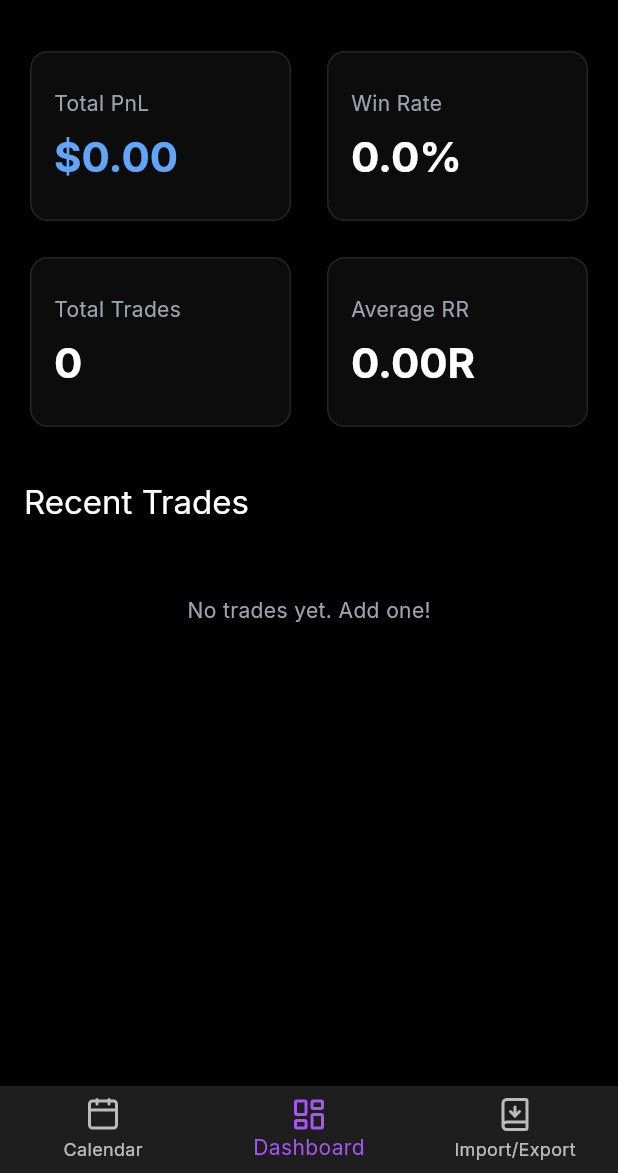
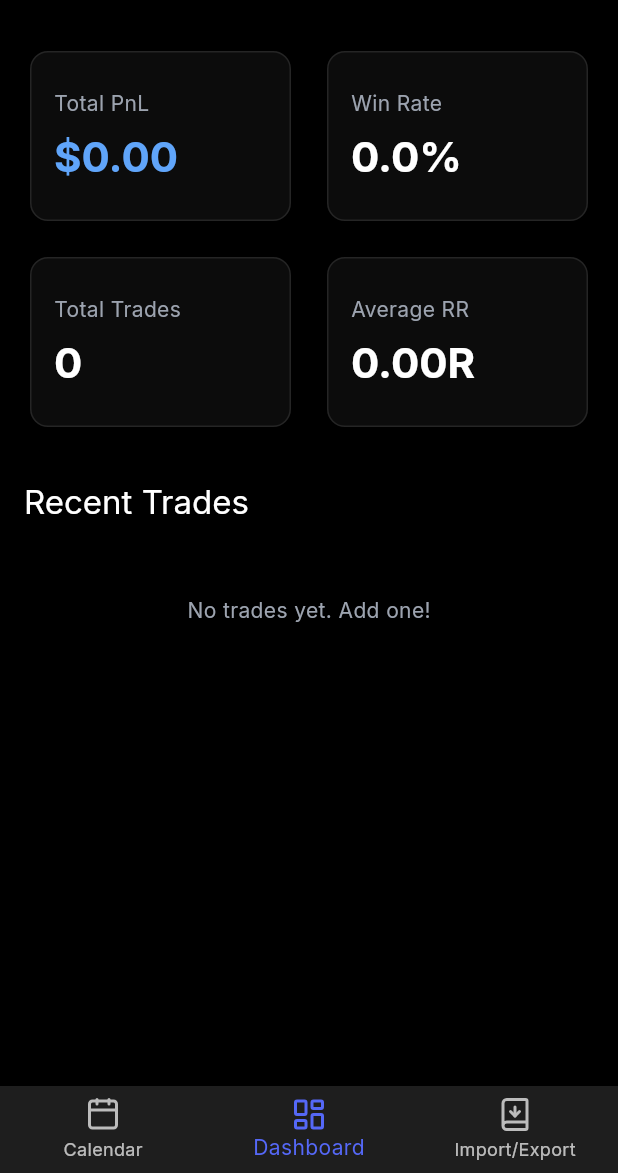
Before and after one commit to GustiCahya/Tradexa-Flutter-App, a Flutter app: the screen it shows after launch, on a phone screen of 412 x 824 dp, the part 63-1236 px from its top. Run offline on Flutter 3.47's test engine with Material 3 defaults, Android fonts, the phone set to English and light mode, and no system bars; our stand-ins replace fl_chart, flutter_form_builder, flutter_riverpod, form_builder_validators, go_router, google_fonts and 4 more; accounts and stored records are empty; generated files the repository leaves out were written again.

Commit message:
feat: Add initial dark theme definition for the application with Material3 styling.

```diff
--- a/lib/theme/app_theme.dart
+++ b/lib/theme/app_theme.dart
@@ -11,7 +11,7 @@ class AppTheme {
       canvasColor: AppColors.surfaceSolid, // DropdownButton popup background
       colorScheme: const ColorScheme.dark(
         primary: AppColors.brandPrimary,
-        secondary: AppColors.secondaryAccent,
+        secondary: Color.fromARGB(255, 85, 104, 247),
         surface: AppColors.surface,
         surfaceContainerHighest: AppColors.surfaceSolid,
         error: AppColors.danger,
```
